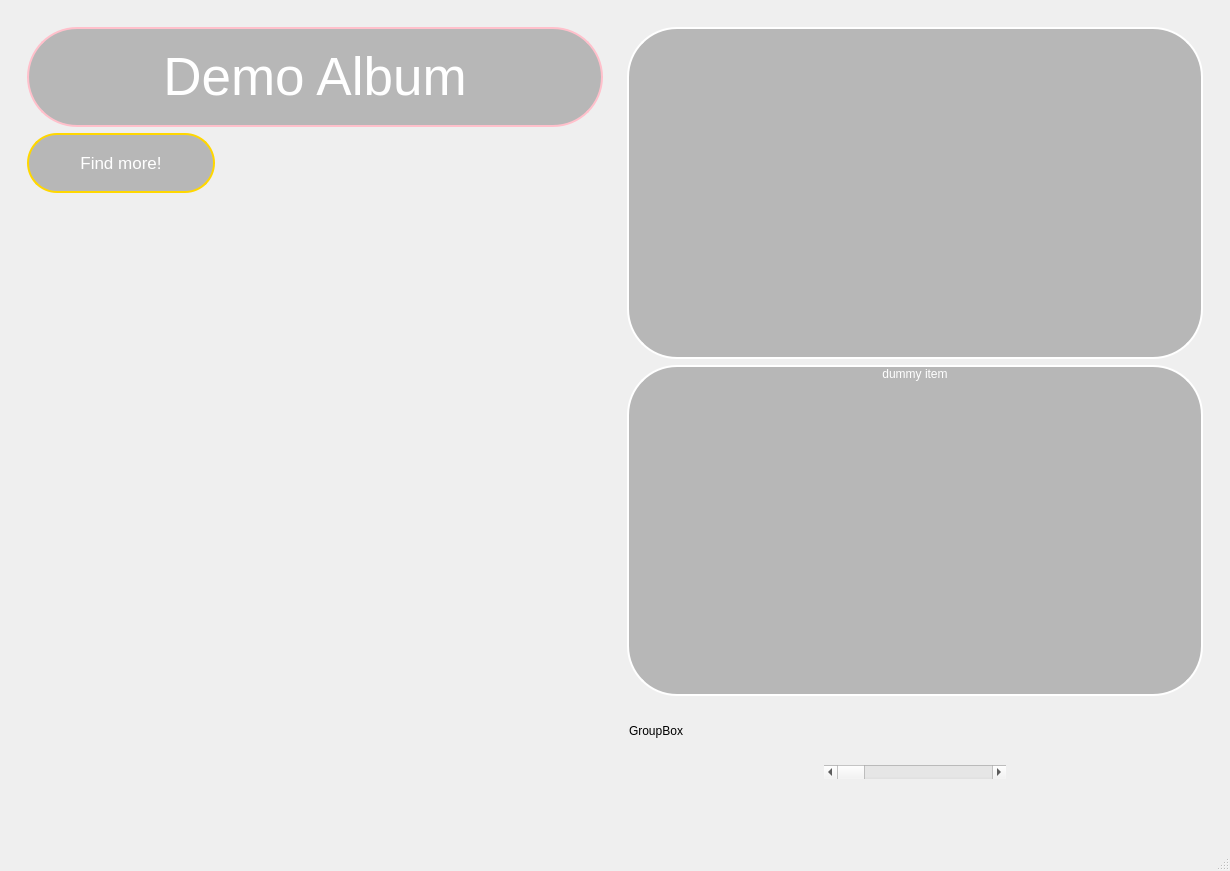
Qt form ui/album_page/main_page.ui (incremen/CyberMusicStreaming) before a commit.
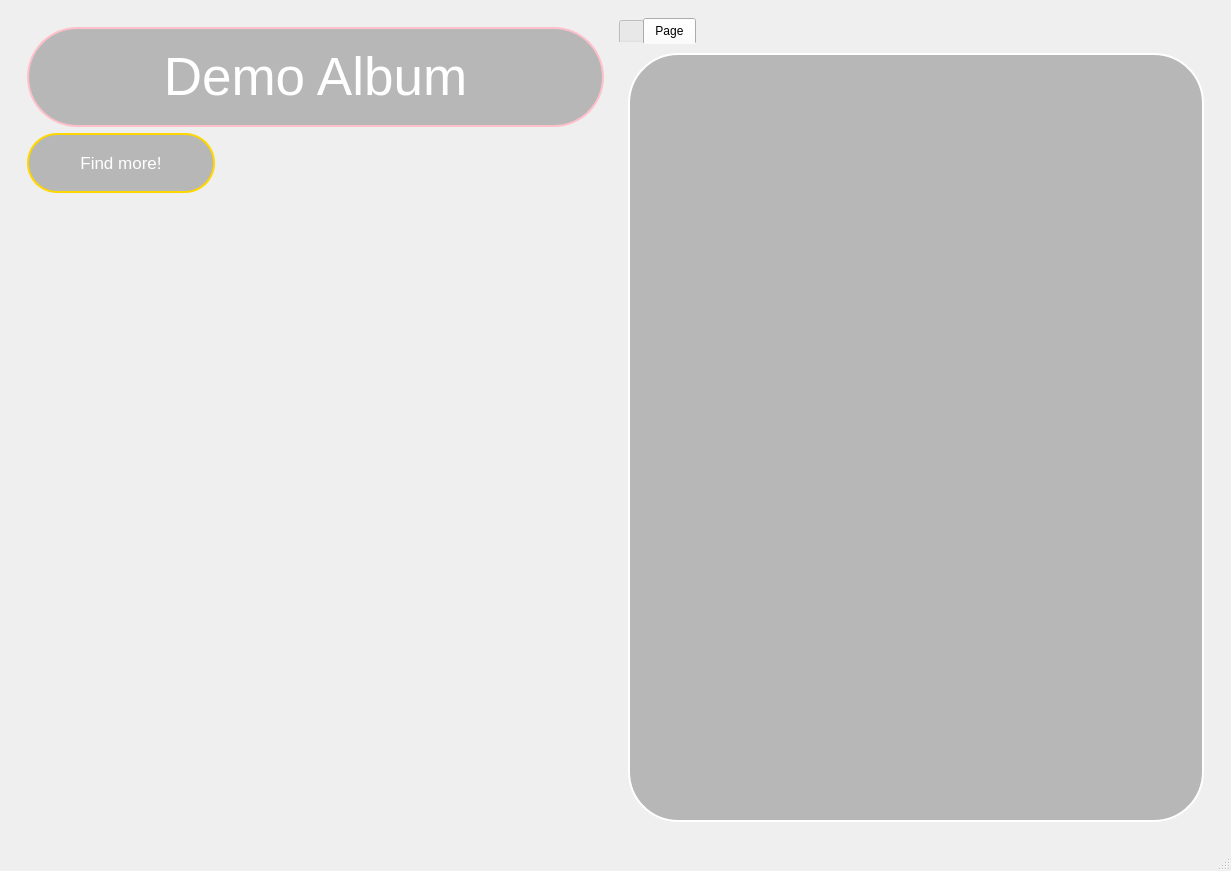
The same form after that commit. Icons and pictures are not drawn.

Commit message: started using tab widget in album_page

The edit to the form file:
```diff
--- a/ui/album_page/main_page.ui
+++ b/ui/album_page/main_page.ui
@@ -6,7 +6,7 @@
    <rect>
     <x>0</x>
     <y>0</y>
-    <width>1230</width>
+    <width>1231</width>
     <height>871</height>
    </rect>
   </property>
@@ -160,13 +160,29 @@
         </widget>
        </item>
        <item>
-        <widget class="QGroupBox" name="right_box">
-         <property name="title">
+        <widget class="QTabWidget" name="right_tab">
+         <property name="sizePolicy">
+          <sizepolicy hsizetype="Minimum" vsizetype="Expanding">
+           <horstretch>0</horstretch>
+           <verstretch>0</verstretch>
+          </sizepolicy>
+         </property>
+         <property name="styleSheet">
+          <string notr="true">QTabWidget::pane {
+   border: 0;
+}
+
+QTabBar::tab {
+}
+</string>
+         </property>
+         <property name="currentIndex">
+          <number>1</number>
+         </property>
+         <widget class="QWidget" name="song_queue" native="true">
+          <attribute name="title">
           <string/>
-         </property>
-         <property name="flat">
-          <bool>true</bool>
-         </property>
+          </attribute>
          <layout class="QVBoxLayout" name="verticalLayout">
           <item>
            <widget class="QListWidget" name="songs_played_widget">
@@ -302,6 +318,42 @@
           </item>
          </layout>
         </widget>
+         <widget class="QWidget" name="tab">
+          <property name="styleSheet">
+           <string notr="true">background: transparent;</string>
+          </property>
+          <attribute name="title">
+           <string>Page</string>
+          </attribute>
+          <layout class="QVBoxLayout" name="verticalLayout_2">
+           <item>
+            <widget class="QListWidget" name="play_list_widget">
+             <property name="sizePolicy">
+              <sizepolicy hsizetype="Preferred" vsizetype="Expanding">
+               <horstretch>0</horstretch>
+               <verstretch>0</verstretch>
+              </sizepolicy>
+             </property>
+             <property name="styleSheet">
+              <string notr="true"> border: 2px solid white;
+ background-color: rgba(128, 128, 128, 128);
+ border-radius: 50px;
+color: white;
+
+
+</string>
+             </property>
+             <property name="frameShape">
+              <enum>QFrame::StyledPanel</enum>
+             </property>
+             <property name="frameShadow">
+              <enum>QFrame::Sunken</enum>
+             </property>
+            </widget>
+           </item>
+          </layout>
+         </widget>
+        </widget>
        </item>
       </layout>
      </widget>
```
Left out of the diff: 2 changed lines with no effect on the pictures. Lines whose indentation alone changed are shown as unchanged. The commit also changes 1 other file.
